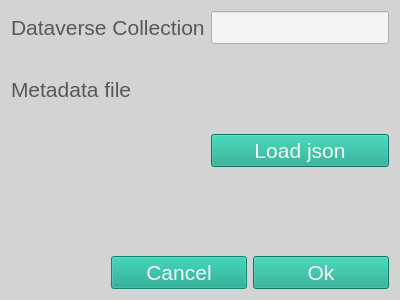
First picture: the form in ibridgescontrib/ibridgesdvn/ui_files/create_dataset.ui, repository iBridges-for-iRODS/ibridges-plugin-dataverse, before the edit.
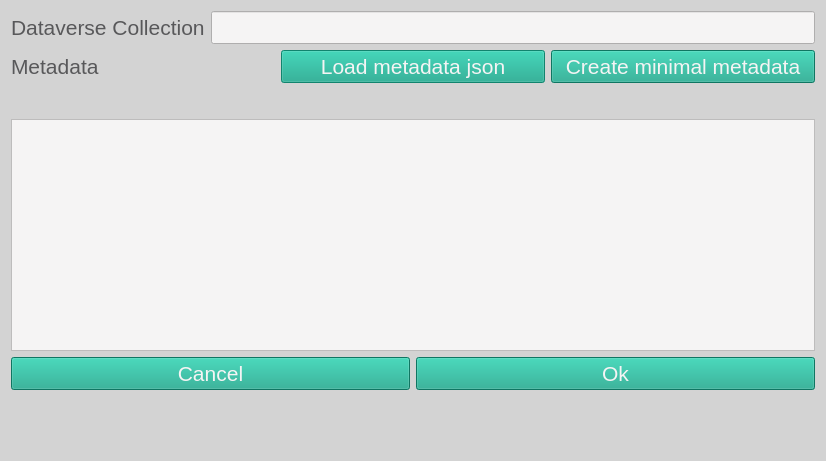
Second picture: the form after the edit.

Commit message:
Minimal metadata (#14)
* Add tool to fetch minimal metadata from commandline

* create layout for metadata creation GUI

* errorlabel pos

* bugfix

* pylint and ruff

* add info

```diff
--- a/ibridgescontrib/ibridgesdvn/ui_files/create_dataset.ui
+++ b/ibridgescontrib/ibridgesdvn/ui_files/create_dataset.ui
@@ -6,8 +6,8 @@
    <rect>
     <x>0</x>
     <y>0</y>
-    <width>400</width>
-    <height>300</height>
+    <width>826</width>
+    <height>461</height>
    </rect>
   </property>
   <property name="windowTitle">
@@ -51,39 +51,63 @@
 
 </string>
   </property>
-  <layout class="QGridLayout" name="gridLayout">
-   <item row="1" column="2">
-    <widget class="QLabel" name="json_file_label">
-     <property name="text">
-      <string/>
-     </property>
-    </widget>
-   </item>
-   <item row="1" column="0" colspan="2">
-    <widget class="QLabel" name="label_3">
-     <property name="text">
-      <string>Metadata file</string>
-     </property>
-    </widget>
-   </item>
-   <item row="3" column="0">
-    <widget class="QLabel" name="error_label">
-     <property name="text">
-      <string/>
-     </property>
-    </widget>
-   </item>
-   <item row="0" column="2">
-    <widget class="QLineEdit" name="dv_edit"/>
-   </item>
-   <item row="0" column="0" colspan="2">
+  <layout class="QVBoxLayout" name="verticalLayout_3">
+   <item>
+    <layout class="QHBoxLayout" name="horizontalLayout_2">
+     <item>
     <widget class="QLabel" name="label">
      <property name="text">
       <string>Dataverse Collection</string>
      </property>
     </widget>
    </item>
-   <item row="4" column="1" colspan="2">
+     <item>
+      <widget class="QLineEdit" name="dv_edit"/>
+     </item>
+    </layout>
+   </item>
+   <item>
+    <layout class="QHBoxLayout" name="horizontalLayout_3">
+     <item>
+      <widget class="QLabel" name="label_3">
+       <property name="text">
+        <string>Metadata</string>
+       </property>
+      </widget>
+     </item>
+     <item>
+      <widget class="QPushButton" name="load_json_button">
+       <property name="text">
+        <string>Load metadata json</string>
+       </property>
+      </widget>
+     </item>
+     <item>
+      <widget class="QPushButton" name="create_json_button">
+       <property name="text">
+        <string>Create minimal metadata</string>
+       </property>
+      </widget>
+     </item>
+    </layout>
+   </item>
+   <item>
+    <layout class="QVBoxLayout" name="verticalLayout_2">
+     <item>
+      <widget class="QLabel" name="json_file_label">
+       <property name="text">
+        <string/>
+       </property>
+      </widget>
+     </item>
+     <item>
+      <widget class="QTextBrowser" name="meta_browser"/>
+     </item>
+    </layout>
+   </item>
+   <item>
+    <layout class="QVBoxLayout" name="verticalLayout">
+     <item>
     <layout class="QHBoxLayout" name="horizontalLayout">
      <item>
       <widget class="QPushButton" name="cancel_button">
@@ -101,10 +125,19 @@
      </item>
     </layout>
    </item>
-   <item row="2" column="2">
-    <widget class="QPushButton" name="load_json_button">
+     <item>
+      <widget class="QLabel" name="return_label">
      <property name="text">
-      <string>Load json</string>
+        <string/>
+       </property>
+      </widget>
+     </item>
+    </layout>
+   </item>
+   <item>
+    <widget class="QLabel" name="error_label">
+     <property name="text">
+      <string/>
      </property>
     </widget>
    </item>
```
Lines whose indentation alone changed are shown as unchanged. The commit also changes 9 other files.
